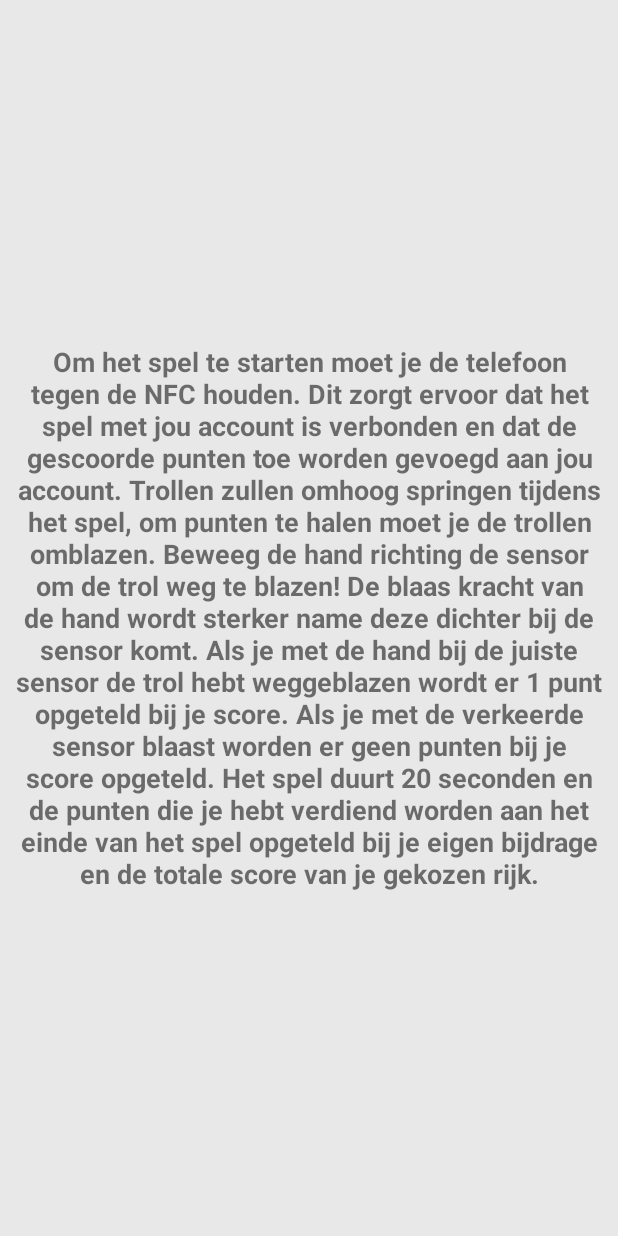
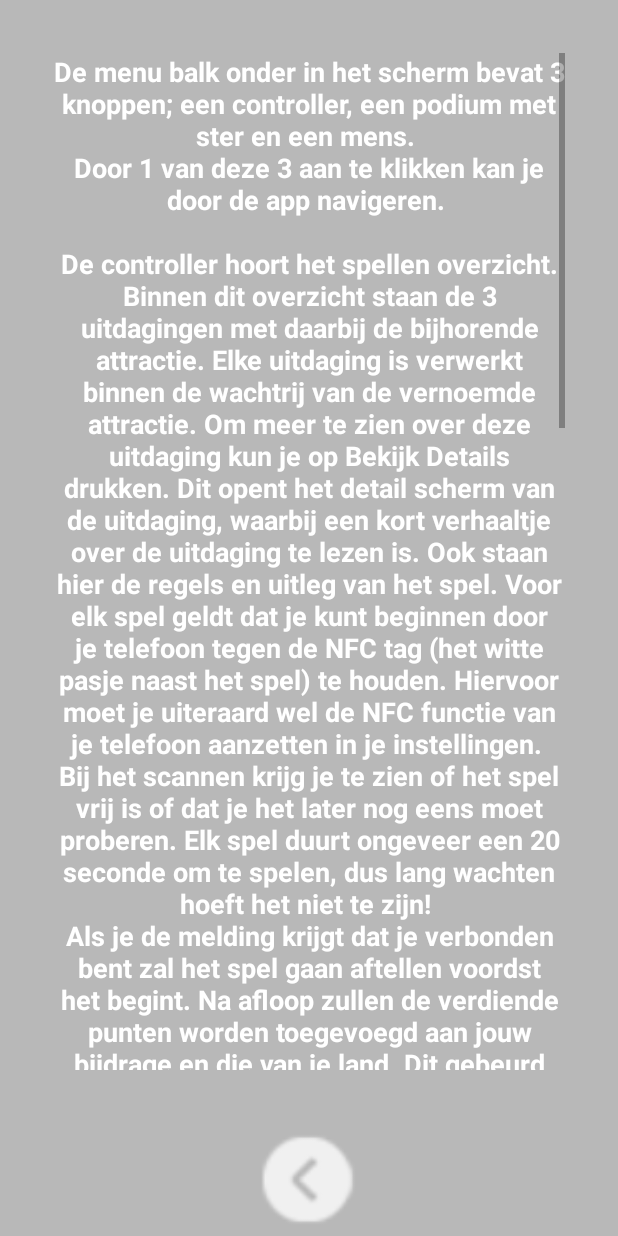
Before and after one commit to LarsingDash/Mobiele-Beleving, an Android app: the layout activity_help_popup.xml on its own in the app's theme, with its tools: preview values and no code run, on a phone screen of 412 x 824 dp. Run offline under Robolectric (Android 15) with nearby library versions, the phone set to English and light mode, and no system bars.

Commit message:
Added info texts and all icons - pronouns - titles

```diff
--- a/app/src/main/java/com/example/mobielebeleving/Activities/MainActivity.java
+++ b/app/src/main/java/com/example/mobielebeleving/Activities/MainActivity.java
@@ -113,6 +113,12 @@ public class MainActivity extends AppCompatActivity {
         icons.put(1, new Icon(1, AppCompatResources.getDrawable(MainActivity.context, R.drawable.icon2)));
         icons.put(2, new Icon(2, AppCompatResources.getDrawable(MainActivity.context, R.drawable.icon3)));
         icons.put(3, new Icon(3, AppCompatResources.getDrawable(MainActivity.context, R.drawable.icon4)));
+        icons.put(4, new Icon(3, AppCompatResources.getDrawable(MainActivity.context, R.drawable.icon5)));
+        icons.put(5, new Icon(3, AppCompatResources.getDrawable(MainActivity.context, R.drawable.icon6)));
+        icons.put(6, new Icon(3, AppCompatResources.getDrawable(MainActivity.context, R.drawable.icon7)));
+        icons.put(7, new Icon(3, AppCompatResources.getDrawable(MainActivity.context, R.drawable.icon8)));
+        icons.put(8, new Icon(3, AppCompatResources.getDrawable(MainActivity.context, R.drawable.icon9)));
+        icons.put(9, new Icon(3, AppCompatResources.getDrawable(MainActivity.context, R.drawable.icon91)));
     }
 
     private void makeGames() {
--- a/app/src/main/java/com/example/mobielebeleving/Data/Land.java
+++ b/app/src/main/java/com/example/mobielebeleving/Data/Land.java
@@ -33,8 +33,8 @@ public class Land {
                 break;
 
             default:
-                story = MainActivity.context.getResources().getString(R.string.game1story);
-                color = MainActivity.context.getResources().getColor(R.color.dark_gray);
+                story = MainActivity.context.getResources().getString(R.string.landInfo);
+                color = MainActivity.context.getResources().getColor(R.color.really_dark_gray);
         }
     }
 
--- a/app/src/main/java/com/example/mobielebeleving/Data/User/Pronoun.java
+++ b/app/src/main/java/com/example/mobielebeleving/Data/User/Pronoun.java
@@ -8,5 +8,9 @@ public enum Pronoun implements AchievementTarget {
     Slimme,
     Dappere,
     Mysterieuze,
-    Ontdekkende
+    Ontdekkende,
+    Boze,
+    Kleine,
+    Grote,
+    Fantastische
 }
--- a/app/src/main/res/layout/activity_help_popup.xml
+++ b/app/src/main/res/layout/activity_help_popup.xml
@@ -4,39 +4,54 @@
     xmlns:tools="http://schemas.android.com/tools"
     android:id="@+id/helpPopup"
     android:layout_width="match_parent"
-    android:layout_height="match_parent">
+    android:layout_height="match_parent"
+    android:background="@color/dark_gray">
+
+    <ScrollView
+        android:id="@+id/infoScroll"
+        android:layout_width="0dp"
+        android:layout_height="0dp"
+
+        android:padding="10dp"
+        android:layout_margin="25dp"
+
+        app:layout_constraintTop_toTopOf="parent"
+        app:layout_constraintBottom_toTopOf="@id/helpBackButton"
+        app:layout_constraintStart_toStartOf="parent"
+        app:layout_constraintEnd_toEndOf="parent">
+
+        <TextView
+            android:layout_width="match_parent"
+            android:layout_height="wrap_content"
+
+            android:text="@string/fullInfo"
+            android:textColor="@color/white"
+            android:textStyle="bold"
+            android:textSize="18sp"
+            android:textAlignment="center"/>
+    </ScrollView>
 
     <androidx.constraintlayout.widget.ConstraintLayout
-        android:layout_width="0dp"
-        android:layout_height="0dp"
-        android:background="@color/gray"
+        android:id="@+id/helpBackButton"
+        android:layout_width="match_parent"
+        android:layout_height="75dp"
+
         app:layout_constraintBottom_toBottomOf="parent"
-        app:layout_constraintEnd_toEndOf="parent"
         app:layout_constraintStart_toStartOf="parent"
-        app:layout_constraintTop_toTopOf="parent"
-        tools:context=".Activities.HelpPopup">
+        app:layout_constraintEnd_toEndOf="parent">
 
-        <ScrollView
-            android:layout_width="match_parent"
+        <ImageView
+            android:layout_width="110dp"
             android:layout_height="match_parent"
-            android:layout_marginStart="10dp"
-            android:layout_marginTop="10dp"
-            android:layout_marginEnd="10dp"
-            android:layout_marginBottom="10dp">
+            android:background="@drawable/arrowleft"
+            android:contentDescription="@string/helpbackbutton"
 
-            <TextView
-                android:id="@+id/info"
-                android:layout_width="match_parent"
-                android:layout_height="wrap_content"
-                android:layout_gravity="center"
-                android:text="@string/game2explanation"
-                android:textAlignment="center"
-                android:textSize="18sp"
-                android:textStyle="bold"
-                app:layout_constraintBottom_toBottomOf="parent"
-                app:layout_constraintEnd_toEndOf="parent"
-                app:layout_constraintStart_toStartOf="parent"
-                app:layout_constraintTop_toTopOf="parent" />
-        </ScrollView>
+            android:layout_marginTop="5dp"
+            android:layout_marginBottom="5dp"
+
+            app:layout_constraintTop_toTopOf="parent"
+            app:layout_constraintBottom_toBottomOf="parent"
+            app:layout_constraintStart_toStartOf="parent"
+            app:layout_constraintEnd_toEndOf="parent"/>
     </androidx.constraintlayout.widget.ConstraintLayout>
 </androidx.constraintlayout.widget.ConstraintLayout>
--- a/app/src/main/res/values/colors.xml
+++ b/app/src/main/res/values/colors.xml
@@ -9,6 +9,7 @@
     <color name="white">#FFFFFFFF</color>
     <color name="gray">#E8E8E8</color>
     <color name="dark_gray">#B8B8B8</color>
+    <color name="really_dark_gray">#898989</color>
     <color name="fabel">#B46FD8</color>
     <color name="stoer">#FF4545</color>
     <color name="legende">#64D257</color>
--- a/app/src/main/res/values/contentDescriptions.xml
+++ b/app/src/main/res/values/contentDescriptions.xml
@@ -10,4 +10,5 @@
     <string name="game_detail_scroll_view">gameDetailScrollView</string>
     <string name="location_image">locationImage</string>
     <string name="help_button">helpButton</string>
+    <string name="helpbackbutton">HelpBackButton</string>
 </resources>
--- a/app/src/main/res/values/storiesAndExplanations.xml
+++ b/app/src/main/res/values/storiesAndExplanations.xml
@@ -18,4 +18,24 @@ Het spel duurt 20 seconden en de punten die je hebt verdiend worden aan het eind
     <string name="legendeland">Sinds lang geleden hebben mensen verhalen verteld over het land van legendes. Dit land vol feeën, dwergen en pegasi is altijd welkom geweest voor de kinderen van het land. Elke avond kwamen er kleine kinderen om de verhalen van de elfen te ontdekken en te beluisteren. Deze kinderen zouden magisch en vriendelijk worden. Het bos nodigt je uit om een kijkje te komen nemen. Help jij de wezens van het land om het meest magische koninkrijk van allemaal te worden?</string>
     <string name="stoerland">De ridders van Stoerland bestaan al langer dan het koninkrijk zich kan herinneren. Altijd hebben ze de mensen beschermd tegen de gevaarlijke beesten die hen bedreigen. Ze zijn niet alleen geweldige beschermers, maar ze zijn ook loyaal aan de koning! Nu zoekt het koninkrijk nieuwe dappere en nobele ridders om te helpen in de strijd om het beste koninkrijk van allemaal! Word jij de ridder die ons allemaal de overwinning bezorgt?</string>
     <string name="fabelwoud">Speel op de trompetten en sla op de drums! Het carnaval is hier om plezier te hebben! Acrobaten vliegen door de lucht van de ene trapeze naar de andere, goochelaars trekken konijnen van hun hoed terwijl paarden door de open ruimte lopen. Karren gevuld met lekkere popcorn, gekonfijte appel en suikerspin zijn hier om je zoetekauw te stillen. Het kermis zoekt vrolijke en leuke mensen om mee te doen aan hun spelletjes en shows! Ben jij degene die laat zien waarom Fabelwoud de leukste van allemaal is?</string>
+
+    <string name="landInfo">Welkom bij Esstelstrijd! In het park De Essteling zijn 3 landen tegen elkaar aan het strijden om te zien wie de beste is; en ze hebben jouw hulp nodig! Om te kijken welk land het beste is hebben ze alle 3 een uitdaging bedacht. Voordat je mee kan doen aan de uitdagingen moet je kiezen welk land je wilt helpen, maar pas op; Deze keuze blijft de rest van de dag geldig! Elk spel is speelbaar voor elk land, dus je kan gewoon kiezen welke je leuk vind! Na elke uitdaging krijg je punten die voor jouw en je land zullen tellen. Wil je meer informatie? Na het kiezen van een land kun je in je profiel op de hulp knop (het icon met daarin het vraagteken) klikken, waarna er een scherm met informatie over de app en de spellen in beeld zal komen. Om in je profiel te komen kun je drukken op het rechter icoontje van de menuknop.</string>
+    <string name="fullInfo">De menu balk onder in het scherm bevat 3 knoppen; een controller, een podium met ster en een mens.
+\nDoor 1 van deze 3 aan te klikken kan je door de app navigeren.
+\n
+\nDe controller hoort het spellen overzicht. Binnen dit overzicht staan de 3 uitdagingen met daarbij de bijhorende attractie. Elke uitdaging is verwerkt binnen de wachtrij van de vernoemde attractie. Om meer te zien over deze uitdaging kun je op "Bekijk Details" drukken. Dit opent het detail scherm van de uitdaging, waarbij een kort verhaaltje over de uitdaging te lezen is. Ook staan hier de regels en uitleg van het spel. Voor elk spel geldt dat je kunt beginnen door je telefoon tegen de NFC tag (het witte pasje naast het spel) te houden. Hiervoor moet je uiteraard wel de NFC functie van je telefoon aanzetten in je instellingen.
+\nBij het scannen krijg je te zien of het spel vrij is of dat je het later nog eens moet proberen. Elk spel duurt ongeveer een 20 seconde om te spelen, dus lang wachten hoeft het niet te zijn!
+\nAls je de melding krijgt dat je verbonden bent zal het spel gaan aftellen voordst het begint. Na afloop zullen de verdiende punten worden toegevoegd aan jouw bijdrage en die van je land. Dit gebeurd allemaal automatisch, dus na het koppelen mag je je telefoon ook weg stoppen.
+\n
+\nVerder staat binnen het detail scherm een knop met de tekst "Bekijk locatie". Als je hierop drukt krijg je een foto te zien waarop aangegeven staat waar de attractie zich binnen het park bevind.
+\n
+\nHet podium met de ster is het scoreboard. Hierop kun je de 3 landen zien, met daarbij de punten die per land zijn verdiend. Het land met de hoogste punten zal de grootste lijn hebben! Het land waar jij voor hebt gekozen is aangegeven door het ingekleurde vierkant onder de lijn.
+\nBovenaan dit scherm zie je "Mijn Bijdrage:" met daarachter een getal. Dit getal zijn de hoeveelheid punten die jij voor jouw land gewonnen hebt.
+\n
+\nHet mens staat voor jouw profiel, waar je je nu in bevind. Binnen je profiel kun je je profielfoto, voorvoegsel en title kiezen. Je profiel foto verander je door de pijltjes eronder te gebruiken en als je op een voorvoegsel of titel klikt krijg je jouw verdiende opties te zien.
+\nOnder deze profiel keuzes staat een venster met daarin achievements. Een achievement speel je vrij door de aangegeven taak uit te voeren. Een achievement dat is uitgevoerd staat aangegeven met een groen vinkje, waarbij een achievement met daarvoor een rood kruis nog niet uitgevoerd is. Elk achievement heeft een beloning, dit kan een profiel foto, voorvoegsel of titel zijn.
+\n
+\nWanneer het park sluit gaan de spellen ook dicht. Vanaf dat moment kunnen er dus geen punten meer gewonnen worden en heeft het team met de meeste punten de strijd van de dag gewonnen!
+\nElke ochtend worden jouw punten en die van de landen weer op 0 gezet. Op dat moment wordt ook het door jouw gekozen land vergeten, waardoor je de volgende keer weer opnieuw kan kiezen voor wie je wilt strijden!
+\nDe behaalde iconen, voorvoefsels, titels en achievements blijven wel staan. Deze gaan alleen weg als je de app van de telefoon verwijderd en weer opnieuw installeert.</string>
 </resources>
```
Also changed, not shown: app/src/main/java/com/example/mobielebeleving/Activities/HelpPopup.java (+7 -13 lines), app/src/main/java/com/example/mobielebeleving/Data/User/Title.java (+7 -1 lines).
